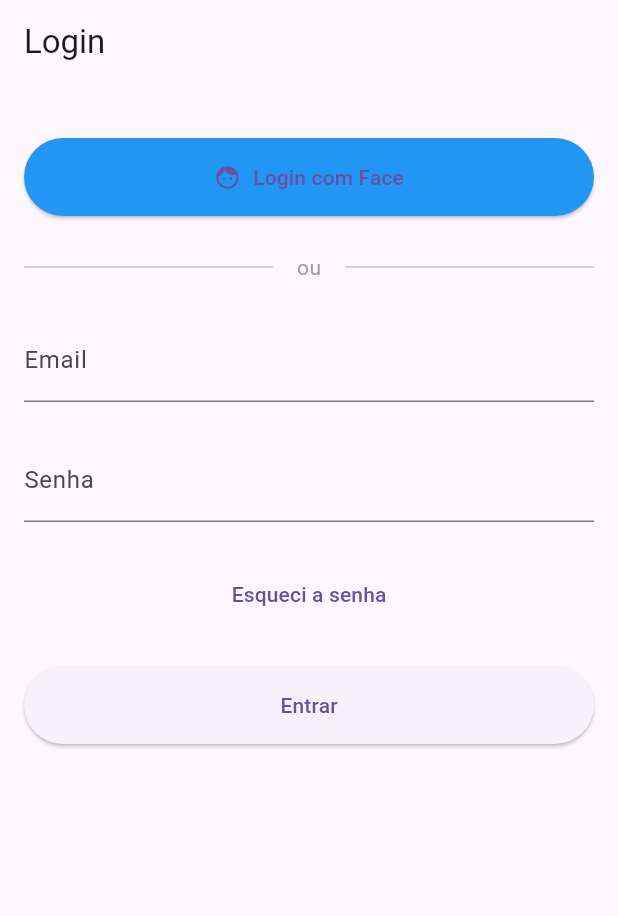
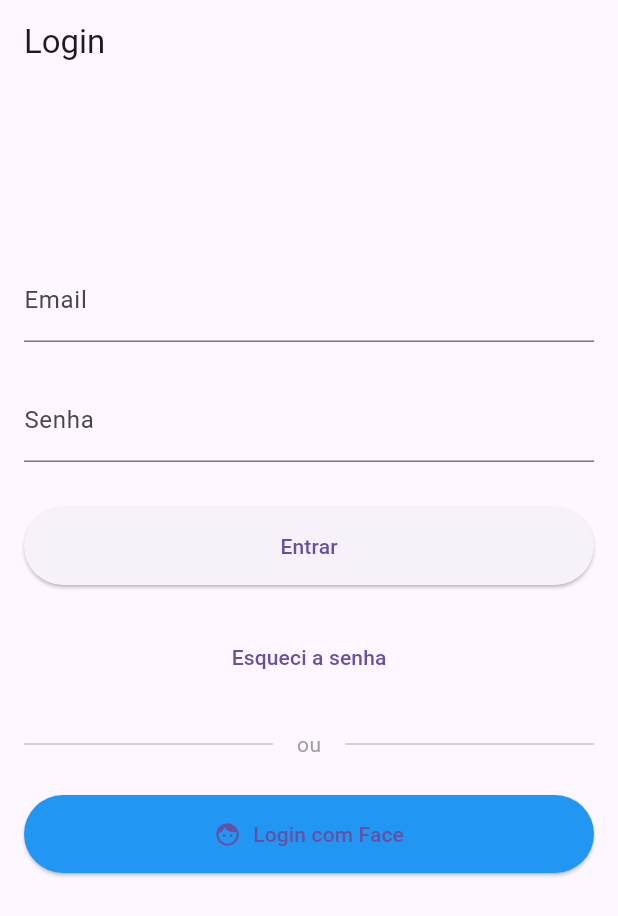
Before and after one commit to jppn123/aps-flutter, a Flutter app: the screen it shows after launch, on a phone screen of 412 x 824 dp. Shown: the top 916 px of the screen. Run offline on Flutter 3.47's test engine with Material 3 defaults, Android fonts, the light colour scheme and no system bars; our stand-ins replace camera, geocoding, geolocator, image_picker, shared_preferences.

Commit message:
adicionando navbar lateral e fazendo pequenos ajustes para o bom funcionamento do sistema

```diff
--- a/lib/screens/login_screen.dart
+++ b/lib/screens/login_screen.dart
@@ -60,6 +60,10 @@ class _LoginScreenState extends State<LoginScreen> {
           isRegistration: false,
           onSuccess: (message) {
             context.read<AuthProvider>().checkAuth();
+            Navigator.of(context).pushAndRemoveUntil(
+              MaterialPageRoute(builder: (context) => HomeScreen()),
+              (route) => false,
+            );
             ScaffoldMessenger.of(context).showSnackBar(
               SnackBar(
                 content: Text('Login facial realizado com sucesso!'),
@@ -93,37 +97,7 @@ class _LoginScreenState extends State<LoginScreen> {
             child: Column(
               mainAxisAlignment: MainAxisAlignment.center,
               children: [
-                SizedBox(height: 20), // Espaço extra no topo
-
-                // Login Facial
-                Container(
-                  width: double.infinity,
-                  child: ElevatedButton.icon(
-                    onPressed: _isLoading ? null : _showFaceInstructions,
-                    icon: Icon(_isLoading ? Icons.hourglass_empty : Icons.face),
-                    label: Text(_isLoading ? 'Processando...' : 'Login com Face'),
-                    style: ElevatedButton.styleFrom(
-                      backgroundColor: Colors.blue,
-                      padding: EdgeInsets.symmetric(vertical: 16),
-                    ),
-                  ),
-                ),
-
-                SizedBox(height: 24),
-
-                // Divisor
-                Row(
-                  children: [
-                    Expanded(child: Divider()),
-                    Padding(
-                      padding: EdgeInsets.symmetric(horizontal: 16),
-                      child: Text('ou', style: TextStyle(color: Colors.grey)),
-                    ),
-                    Expanded(child: Divider()),
-                  ],
-                ),
-
-                SizedBox(height: 24),
+                SizedBox(height: 100), // Espaço extra no topo
 
                 // Login Tradicional
                 TextFormField(
@@ -148,6 +122,18 @@ class _LoginScreenState extends State<LoginScreen> {
                     return null;
                   },
                 ),
+
+                SizedBox(height: 30),
+                Container(
+                  width: double.infinity,
+                  child: ElevatedButton(
+                    onPressed: _isLoading ? null : _login,
+                    child: Text(_isLoading ? 'Entrando...' : 'Entrar'),
+                    style: ElevatedButton.styleFrom(
+                      padding: EdgeInsets.symmetric(vertical: 16),
+                    ),
+                  ),
+                ),
                 SizedBox(height: 24),
                 TextButton(
                   onPressed: () {
@@ -158,13 +144,28 @@ class _LoginScreenState extends State<LoginScreen> {
                   },
                   child: Text('Esqueci a senha'),
                 ),
+                SizedBox(height: 24),                // Divisor
+                Row(
+                  children: [
+                    Expanded(child: Divider()),
+                    Padding(
+                      padding: EdgeInsets.symmetric(horizontal: 16),
+                      child: Text('ou', style: TextStyle(color: Colors.grey)),
+                    ),
+                    Expanded(child: Divider()),
+                  ],
+                ),
+
                 SizedBox(height: 24),
+                // Login Facial
                 Container(
                   width: double.infinity,
-                  child: ElevatedButton(
-                    onPressed: _isLoading ? null : _login,
-                    child: Text(_isLoading ? 'Entrando...' : 'Entrar'),
+                  child: ElevatedButton.icon(
+                    onPressed: _isLoading ? null : _showFaceInstructions,
+                    icon: Icon(_isLoading ? Icons.hourglass_empty : Icons.face),
+                    label: Text(_isLoading ? 'Processando...' : 'Login com Face'),
                     style: ElevatedButton.styleFrom(
+                      backgroundColor: Colors.blue,
                       padding: EdgeInsets.symmetric(vertical: 16),
                     ),
                   ),
```
Also changed, not shown: lib/screens/face_capture_screen.dart (+64 -37 lines), lib/screens/home_screen.dart (+8 -2 lines), lib/widgets/app_drawer.dart (added, +57 -0 lines).
